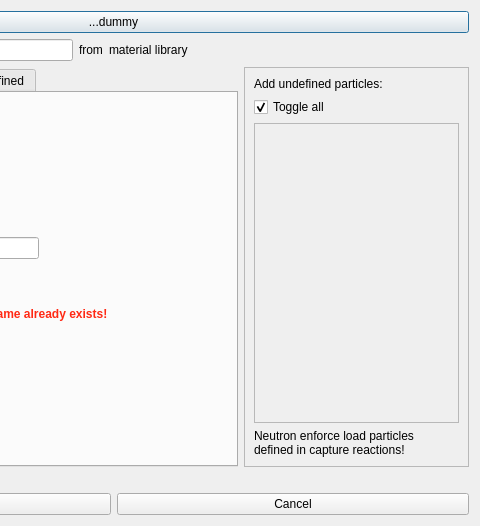
First picture: the form in src/gui/DAWindowTools/amaterialloaderdialog.ui, repository andrmor/ANTS2, before the edit; both pictures show x 253 to 733 and y 0 to 526 of the 733 by 526 pixel window.
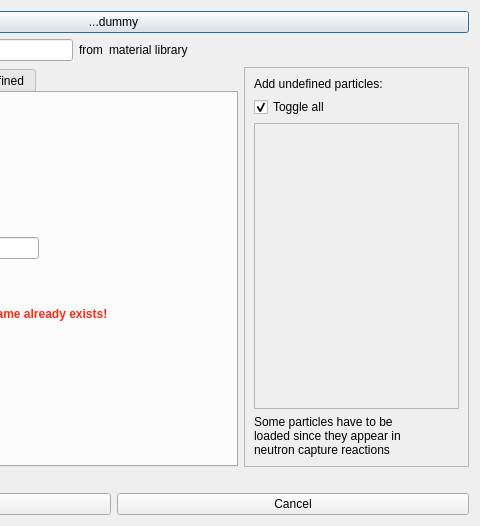
Second picture: the form after the edit.

What changed in the file:
```diff
--- a/src/gui/DAWindowTools/amaterialloaderdialog.ui
+++ b/src/gui/DAWindowTools/amaterialloaderdialog.ui
@@ -270,8 +270,8 @@
             <rect>
              <x>0</x>
              <y>0</y>
-             <width>203</width>
-             <height>267</height>
+             <width>205</width>
+             <height>263</height>
             </rect>
            </property>
           </widget>
@@ -280,8 +280,9 @@
         <item>
          <widget class="QLabel" name="label_5">
           <property name="text">
-           <string>Neutron enforce load particles
-defined in capture reactions!</string>
+           <string>Some particles have to be
+loaded since they appear in 
+neutron capture reactions</string>
           </property>
          </widget>
         </item>
```
Left out of the diff: 4 changed lines with no effect on the pictures.
